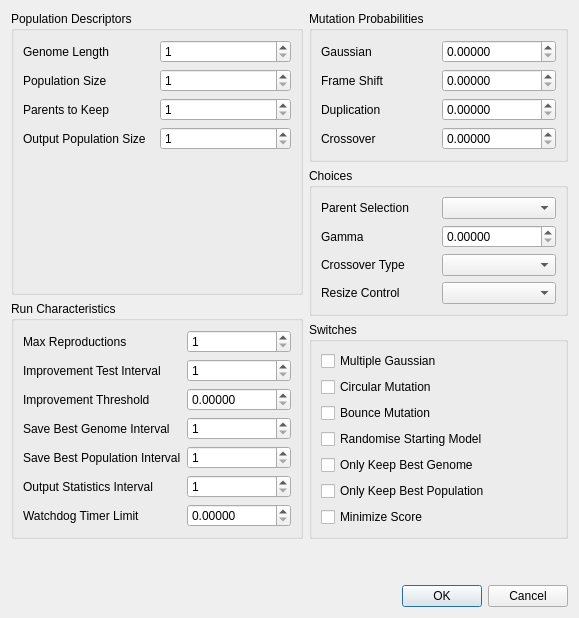
Old version of the form AsynchronousGA2022/AsynchronousGA2022Qt/GAParametersDialog.ui in the repository wol101/AsynchronousGA2022.
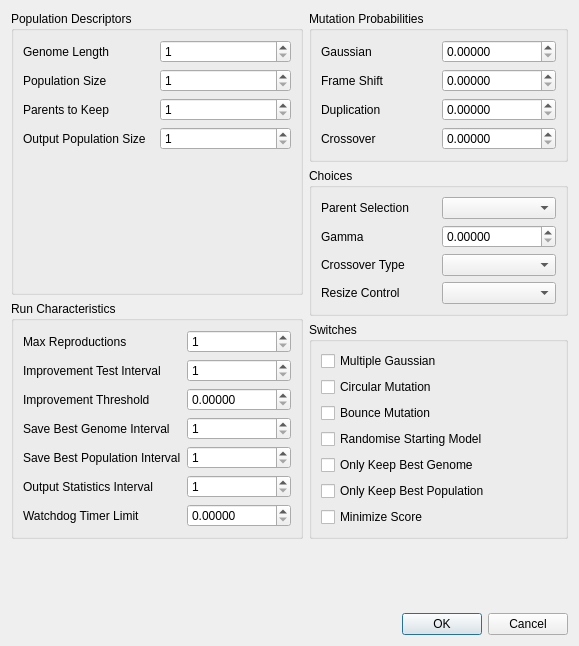
New version of the form.

```diff
--- a/AsynchronousGA2022/AsynchronousGA2022Qt/GAParametersDialog.ui
+++ b/AsynchronousGA2022/AsynchronousGA2022Qt/GAParametersDialog.ui
@@ -7,7 +7,7 @@
     <x>0</x>
     <y>0</y>
     <width>579</width>
-    <height>618</height>
+    <height>646</height>
    </rect>
   </property>
   <property name="windowTitle">
```
Left out of the diff: 40 changed lines with no effect on the pictures.
